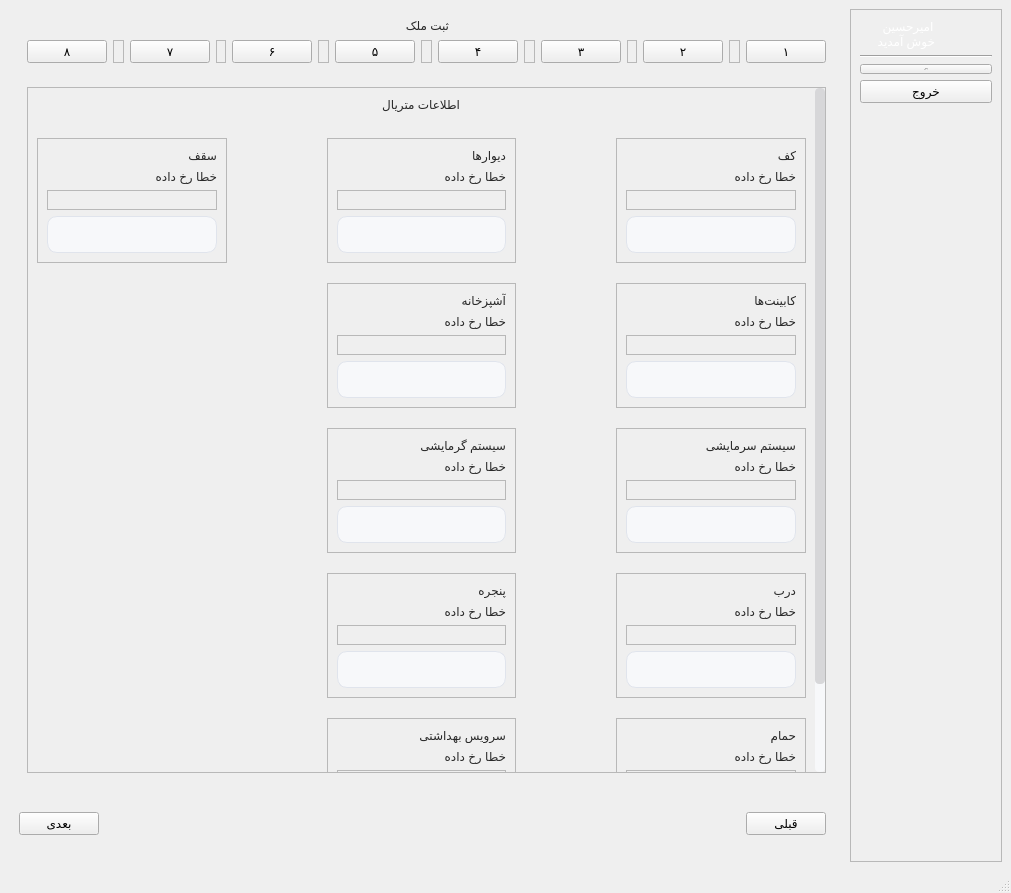
amirhossein-mlkz/amlak, file uiFiles/main_UI.ui: the form before one commit.
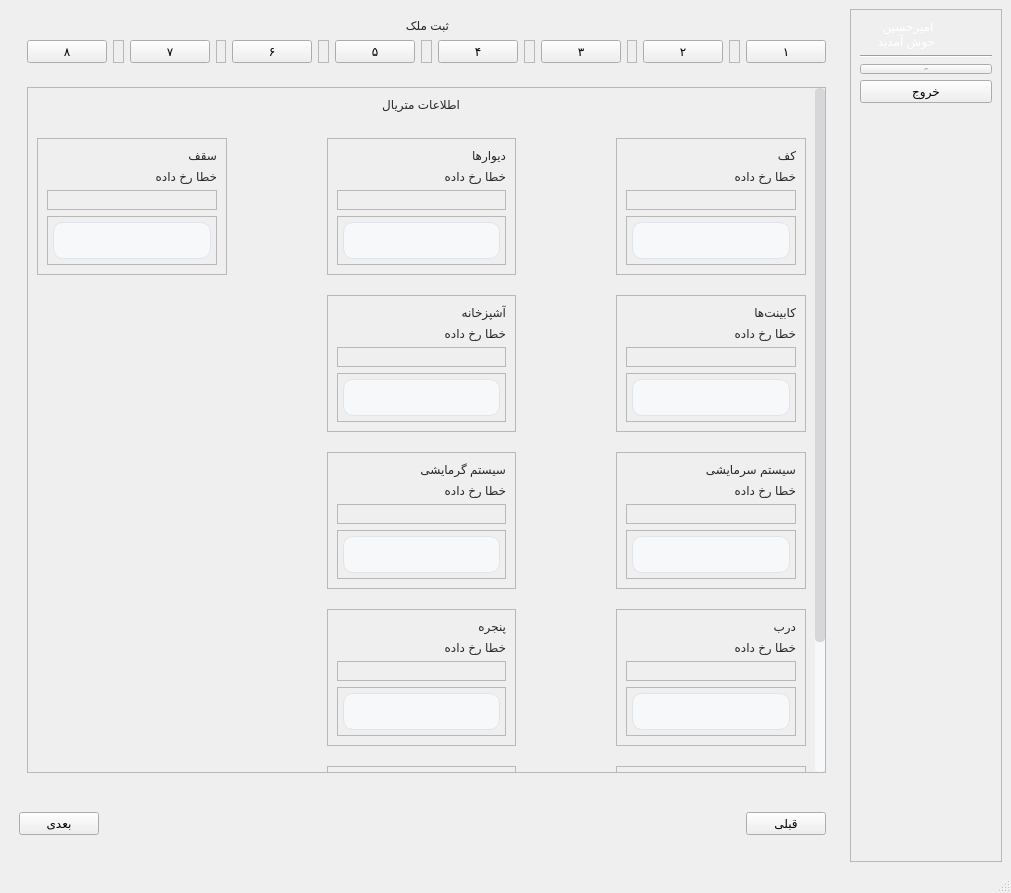
The form after the commit. The open tabs and pages were chosen to show the change. Icons and pictures are not drawn.

What changed in the file:
```diff
--- a/uiFiles/main_UI.ui
+++ b/uiFiles/main_UI.ui
@@ -1144,7 +1144,7 @@
         <item>
          <widget class="QStackedWidget" name="form_stackwidget">
           <property name="currentIndex">
-           <number>2</number>
+           <number>5</number>
           </property>
           <widget class="QWidget" name="form_step1">
            <layout class="QVBoxLayout" name="verticalLayout_8">
@@ -3502,6 +3502,17 @@
                     </layout>
                    </widget>
                   </item>
+                  <item row="1" column="0">
+                   <widget class="QFrame" name="spacer_frame">
+                    <property name="frameShape">
+                     <enum>QFrame::StyledPanel</enum>
+                    </property>
+                    <property name="frameShadow">
+                     <enum>QFrame::Raised</enum>
+                    </property>
+                    <layout class="QVBoxLayout" name="verticalLayout_91"/>
+                   </widget>
+                  </item>
                  </layout>
                 </item>
                </layout>
@@ -3523,7 +3534,7 @@
                  <x>0</x>
                  <y>0</y>
                  <width>774</width>
-                 <height>1549</height>
+                 <height>1609</height>
                 </rect>
                </property>
                <layout class="QVBoxLayout" name="verticalLayout_23">
@@ -3592,10 +3603,34 @@
                       </widget>
                      </item>
                      <item>
-                      <widget class="QLineEdit" name="otherFloorMaterialFormInpt">
-                       <property name="styleClass" stdset="0">
-                        <string>form-field</string>
+                      <widget class="QFrame" name="otherFloorMaterialFormFrame">
+                       <property name="frameShape">
+                        <enum>QFrame::StyledPanel</enum>
                        </property>
+                       <property name="frameShadow">
+                        <enum>QFrame::Raised</enum>
+                       </property>
+                       <layout class="QVBoxLayout" name="verticalLayout_92">
+                        <property name="leftMargin">
+                         <number>5</number>
+                        </property>
+                        <property name="topMargin">
+                         <number>5</number>
+                        </property>
+                        <property name="rightMargin">
+                         <number>5</number>
+                        </property>
+                        <property name="bottomMargin">
+                         <number>5</number>
+                        </property>
+                        <item>
+                         <widget class="QLineEdit" name="otherFloorMaterialFormInpt">
+                          <property name="styleClass" stdset="0">
+                           <string>form-field</string>
+                          </property>
+                         </widget>
+                        </item>
+                       </layout>
                       </widget>
                      </item>
                     </layout>
@@ -3642,10 +3677,34 @@
                       </widget>
                      </item>
                      <item>
-                      <widget class="QLineEdit" name="otherWindowMaterialFormInpt">
-                       <property name="styleClass" stdset="0">
-                        <string>form-field</string>
+                      <widget class="QFrame" name="otherWindowMaterialFormFrame">
+                       <property name="frameShape">
+                        <enum>QFrame::StyledPanel</enum>
                        </property>
+                       <property name="frameShadow">
+                        <enum>QFrame::Raised</enum>
+                       </property>
+                       <layout class="QVBoxLayout" name="verticalLayout_147">
+                        <property name="leftMargin">
+                         <number>5</number>
+                        </property>
+                        <property name="topMargin">
+                         <number>5</number>
+                        </property>
+                        <property name="rightMargin">
+                         <number>5</number>
+                        </property>
+                        <property name="bottomMargin">
+                         <number>5</number>
+                        </property>
+                        <item>
+                         <widget class="QLineEdit" name="otherWindowMaterialFormInpt">
+                          <property name="styleClass" stdset="0">
+                           <string>form-field</string>
+                          </property>
+                         </widget>
+                        </item>
+                       </layout>
                       </widget>
                      </item>
                     </layout>
@@ -3692,10 +3751,34 @@
                       </widget>
                      </item>
                      <item>
-                      <widget class="QLineEdit" name="otherWallsMaterialFormInpt">
-                       <property name="styleClass" stdset="0">
-                        <string>form-field</string>
+                      <widget class="QFrame" name="otherWallsMaterialFormFrame">
+                       <property name="frameShape">
+                        <enum>QFrame::StyledPanel</enum>
                        </property>
+                       <property name="frameShadow">
+                        <enum>QFrame::Raised</enum>
+                       </property>
+                       <layout class="QVBoxLayout" name="verticalLayout_127">
+                        <property name="leftMargin">
+                         <number>5</number>
+                        </property>
+                        <property name="topMargin">
+                         <number>5</number>
+                        </property>
+                        <property name="rightMargin">
+                         <number>5</number>
+                        </property>
+                        <property name="bottomMargin">
+                         <number>5</number>
+                        </property>
+                        <item>
+                         <widget class="QLineEdit" name="otherWallsMaterialFormInpt">
+                          <property name="styleClass" stdset="0">
+                           <string>form-field</string>
+                          </property>
+                         </widget>
+                        </item>
+                       </layout>
                       </widget>
                      </item>
                     </layout>
@@ -3742,10 +3825,34 @@
                       </widget>
                      </item>
                      <item>
-                      <widget class="QLineEdit" name="otherKitchenMaterialFormInpt">
-                       <property name="styleClass" stdset="0">
-                        <string>form-field</string>
+                      <widget class="QFrame" name="otherKitchenMaterialFormFrame">
+                       <property name="frameShape">
+                        <enum>QFrame::StyledPanel</enum>
                        </property>
+                       <property name="frameShadow">
+                        <enum>QFrame::Raised</enum>
+                       </property>
+                       <layout class="QVBoxLayout" name="verticalLayout_142">
+                        <property name="leftMargin">
+                         <number>5</number>
+                        </property>
+                        <property name="topMargin">
+                         <number>5</number>
+                        </property>
+                        <property name="rightMargin">
+                         <number>5</number>
+                        </property>
+                        <property name="bottomMargin">
+                         <number>5</number>
+                        </property>
+                        <item>
+                         <widget class="QLineEdit" name="otherKitchenMaterialFormInpt">
+                          <property name="styleClass" stdset="0">
+                           <string>form-field</string>
+                          </property>
+                         </widget>
+                        </item>
+                       </layout>
                       </widget>
                      </item>
                     </layout>
@@ -3792,10 +3899,34 @@
                       </widget>
                      </item>
                      <item>
-                      <widget class="QLineEdit" name="otherCabinetsMaterialFormInpt">
-                       <property name="styleClass" stdset="0">
-                        <string>form-field</string>
+                      <widget class="QFrame" name="otherCabinetsMaterialFormFrame">
+                       <property name="frameShape">
+                        <enum>QFrame::StyledPanel</enum>
                        </property>
+                       <property name="frameShadow">
+                        <enum>QFrame::Raised</enum>
+                       </property>
+                       <layout class="QVBoxLayout" name="verticalLayout_143">
+                        <property name="leftMargin">
+                         <number>5</number>
+                        </property>
+                        <property name="topMargin">
+                         <number>5</number>
+                        </property>
+                        <property name="rightMargin">
+                         <number>5</number>
+                        </property>
+                        <property name="bottomMargin">
+                         <number>5</number>
+                        </property>
+                        <item>
+                         <widget class="QLineEdit" name="otherCabinetsMaterialFormInpt">
+                          <property name="styleClass" stdset="0">
+                           <string>form-field</string>
+                          </property>
+                         </widget>
+                        </item>
+                       </layout>
                       </widget>
                      </item>
                     </layout>
@@ -3842,10 +3973,34 @@
                       </widget>
                      </item>
                      <item>
-                      <widget class="QLineEdit" name="otherCeilingMaterialFormInpt">
-                       <property name="styleClass" stdset="0">
-                        <string>form-field</string>
+                      <widget class="QFrame" name="otherCeilingMaterialFormFrame">
+                       <property name="frameShape">
+                        <enum>QFrame::StyledPanel</enum>
                        </property>
+                       <property name="frameShadow">
+                        <enum>QFrame::Raised</enum>
+                       </property>
+                       <layout class="QVBoxLayout" name="verticalLayout_128">
+                        <property name="leftMargin">
+                         <number>5</number>
+                        </property>
+                        <property name="topMargin">
+                         <number>5</number>
+                        </property>
+                        <property name="rightMargin">
+                         <number>5</number>
+                        </property>
+                        <property name="bottomMargin">
+                         <number>5</number>
+                        </property>
+                        <item>
+                         <widget class="QLineEdit" name="otherCeilingMaterialFormInpt">
+                          <property name="styleClass" stdset="0">
+                           <string>form-field</string>
+                          </property>
+                         </widget>
+                        </item>
+                       </layout>
                       </widget>
                      </item>
                     </layout>
@@ -3892,10 +4047,34 @@
                       </widget>
                      </item>
                      <item>
-                      <widget class="QLineEdit" name="otherWarmingSystemFormInpt">
-                       <property name="styleClass" stdset="0">
-                        <string>form-field</string>
+                      <widget class="QFrame" name="otherWarmingSystemFormFrame">
+                       <property name="frameShape">
+                        <enum>QFrame::StyledPanel</enum>
                        </property>
+                       <property name="frameShadow">
+                        <enum>QFrame::Raised</enum>
+                       </property>
+                       <layout class="QVBoxLayout" name="verticalLayout_145">
+                        <property name="leftMargin">
+                         <number>5</number>
+                        </property>
+                        <property name="topMargin">
+                         <number>5</number>
+                        </property>
+                        <property name="rightMargin">
+                         <number>5</number>
+                        </property>
+                        <property name="bottomMargin">
+                         <number>5</number>
+                        </property>
+                        <item>
+                         <widget class="QLineEdit" name="otherWarmingSystemFormInpt">
+                          <property name="styleClass" stdset="0">
+                           <string>form-field</string>
+                          </property>
+                         </widget>
+                        </item>
+                       </layout>
                       </widget>
                      </item>
                     </layout>
@@ -3942,10 +4121,34 @@
                       </widget>
                      </item>
                      <item>
-                      <widget class="QLineEdit" name="otherDoorMaterialFormInpt">
-                       <property name="styleClass" stdset="0">
-                        <string>form-field</string>
+                      <widget class="QFrame" name="otherDoorMaterialFormFrame">
+                       <property name="frameShape">
+                        <enum>QFrame::StyledPanel</enum>
                        </property>
+                       <property name="frameShadow">
+                        <enum>QFrame::Raised</enum>
+                       </property>
+                       <layout class="QVBoxLayout" name="verticalLayout_146">
+                        <property name="leftMargin">
+                         <number>5</number>
+                        </property>
+                        <property name="topMargin">
+                         <number>5</number>
+                        </property>
+                        <property name="rightMargin">
+                         <number>5</number>
+                        </property>
+                        <property name="bottomMargin">
+                         <number>5</number>
+                        </property>
+                        <item>
+                         <widget class="QLineEdit" name="otherDoorMaterialFormInpt">
+                          <property name="styleClass" stdset="0">
+                           <string>form-field</string>
+                          </property>
+                         </widget>
+                        </item>
+                       </layout>
                       </widget>
                      </item>
                     </layout>
@@ -3992,10 +4195,34 @@
                       </widget>
                      </item>
                      <item>
-                      <widget class="QLineEdit" name="otherCoolingSystemFormInpt">
-                       <property name="styleClass" stdset="0">
-                        <string>form-field</string>
+                      <widget class="QFrame" name="otherCoolingSystemFormFrame">
+                       <property name="frameShape">
+                        <enum>QFrame::StyledPanel</enum>
                        </property>
+                       <property name="frameShadow">
+                        <enum>QFrame::Raised</enum>
+                       </property>
+                       <layout class="QVBoxLayout" name="verticalLayout_144">
+                        <property name="leftMargin">
+                         <number>5</number>
+                        </property>
+                        <property name="topMargin">
+                         <number>5</number>
+                        </property>
+                        <property name="rightMargin">
+                         <number>5</number>
+                        </property>
+                        <property name="bottomMargin">
+                         <number>5</number>
+                        </property>
+                        <item>
+                         <widget class="QLineEdit" name="otherCoolingSystemFormInpt">
+                          <property name="styleClass" stdset="0">
+                           <string>form-field</string>
+                          </property>
+                         </widget>
+                        </item>
+                       </layout>
                       </widget>
                      </item>
                     </layout>
@@ -4042,10 +4269,34 @@
                       </widget>
                      </item>
                      <item>
-                      <widget class="QLineEdit" name="otherBathroomMaterialFormInpt">
-                       <property name="styleClass" stdset="0">
-                        <string>form-field</string>
+                      <widget class="QFrame" name="otherBathroomMaterialFormFrame">
+                       <property name="frameShape">
+                        <enum>QFrame::StyledPanel</enum>
                        </property>
+                       <property name="frameShadow">
+                        <enum>QFrame::Raised</enum>
+                       </property>
+                       <layout class="QVBoxLayout" name="verticalLayout_148">
+                        <property name="leftMargin">
+                         <number>5</number>
+                        </property>
+                        <property name="topMargin">
+                         <number>5</number>
+                        </property>
+                        <property name="rightMargin">
+                         <number>5</number>
+                        </property>
+                        <property name="bottomMargin">
+                         <number>5</number>
+                        </property>
+                        <item>
+                         <widget class="QLineEdit" name="otherBathroomMaterialFormInpt">
+                          <property name="styleClass" stdset="0">
+                           <string>form-field</string>
+                          </property>
+                         </widget>
+                        </item>
+                       </layout>
                       </widget>
                      </item>
                     </layout>
@@ -4092,10 +4343,34 @@
                       </widget>
                      </item>
                      <item>
-                      <widget class="QLineEdit" name="otherWcMaterialFormInpt">
-                       <property name="styleClass" stdset="0">
-                        <string>form-field</string>
+                      <widget class="QFrame" name="otherWcMaterialFormFrame">
+                       <property name="frameShape">
+                        <enum>QFrame::StyledPanel</enum>
                        </property>
+                       <property name="frameShadow">
+                        <enum>QFrame::Raised</enum>
+                       </property>
+                       <layout class="QVBoxLayout" name="verticalLayout_149">
+                        <property name="leftMargin">
+                         <number>5</number>
+                        </property>
+                        <property name="topMargin">
+                         <number>5</number>
+                        </property>
+                        <property name="rightMargin">
+                         <number>5</number>
+                        </property>
+                        <property name="bottomMargin">
+                         <number>5</number>
+                        </property>
+                        <item>
+                         <widget class="QLineEdit" name="otherWcMaterialFormInpt">
+                          <property name="styleClass" stdset="0">
+                           <string>form-field</string>
+                          </property>
+                         </widget>
+                        </item>
+                       </layout>
                       </widget>
                      </item>
                     </layout>
```
